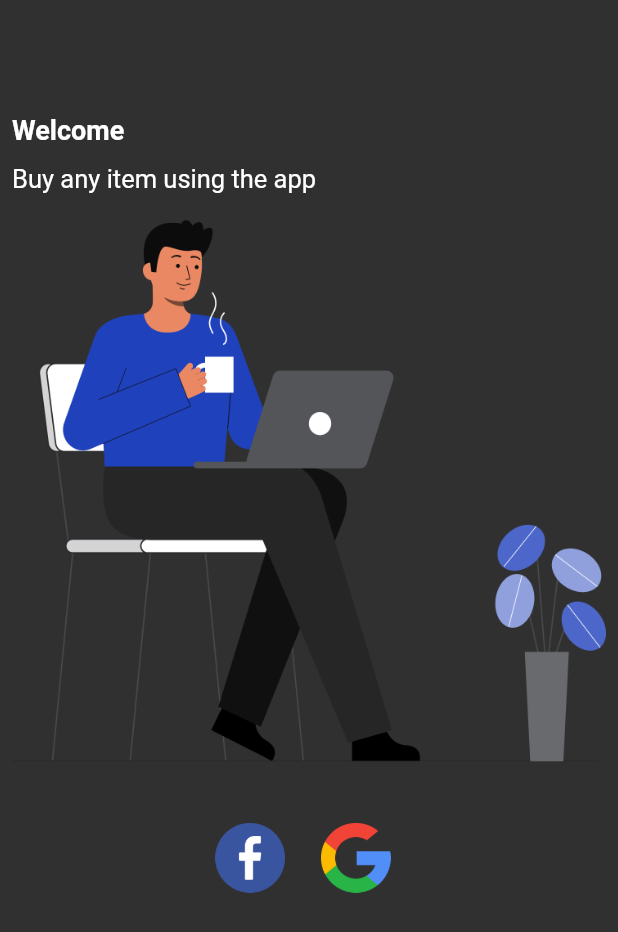
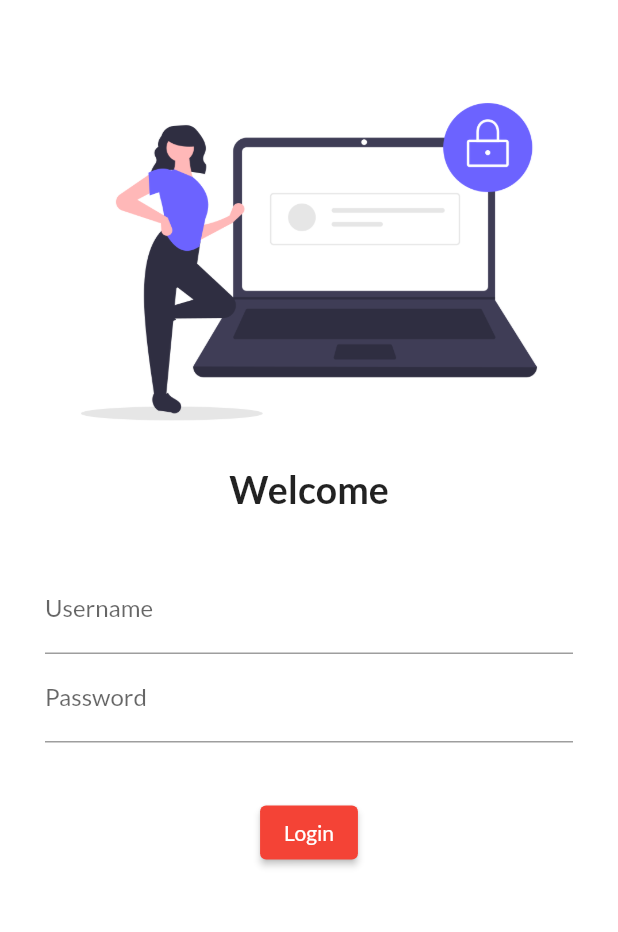
Before and after one commit to PushpendraSharam/30-Days-of-Flutter, a Flutter app: the screen it shows after launch, on a phone screen of 412 x 824 dp. Shown: the top 932 px of the screen. Run offline on Flutter 3.47's test engine with Material 2 defaults, Android fonts, the phone set to English and light mode, and no system bars; our stand-ins replace google_fonts.

Commit message:
Day 4 is completed

```diff
--- a/lib/Screens/Login.dart
+++ b/lib/Screens/Login.dart
@@ -5,54 +5,53 @@ import 'package:user_input/Constants/AssetsImage.dart';
 class Login extends StatelessWidget {
   @override
   Widget build(BuildContext context) {
-    return Scaffold(
-      body: Padding(
+    return Material(
+      color: Colors.white,
+      child: Padding(
         padding: const EdgeInsets.all(8.0),
         child: Column(
-          crossAxisAlignment: CrossAxisAlignment.start,
           children: [
             SizedBox(
-              height: kToolbarHeight + 12,
+              height: 30,
+            ),
+            Image.asset(
+              "assets/login_image.png",
+              fit: BoxFit.contain,
+
             ),
             Text(
               "Welcome",
-              style: TextStyle(fontSize: 18, fontWeight: FontWeight.bold),
+              style: TextStyle(fontWeight: FontWeight.bold, fontSize: 25),
             ),
             SizedBox(
-              height: 12,
+              height: 20,
             ),
-            Text("Buy any item using the app",
-                style: TextStyle(fontSize: 17, fontWeight: FontWeight.w400)),
-            Image.asset(
-              AssetsImage.loginImage,
-              alignment: Alignment.center,
-            ),
-            Row(
-              mainAxisAlignment: MainAxisAlignment.center,
-              children: [
-                CupertinoButton(
-                  onPressed: (){},
-                  padding: EdgeInsets.all(8),
-                  child: Image.asset(
-                    "assets/facebook.png",
-                    scale: 11,
-                  ),
-                ),
-
-                CupertinoButton(
-                  onPressed: (){},
-                  padding: EdgeInsets.all(8),
-                  child: Padding(
-                    padding: const EdgeInsets.all(8.0),
-                    child: Image.asset(
-
-                      "assets/search.png",
-                      scale: 11,
+            Padding(
+              padding: const EdgeInsets.symmetric(vertical: 16.0,horizontal: 22),
+              child: Column(
+                children: [
+                  TextFormField(
+                    decoration: InputDecoration(
+                        hintText: "Enter your Username",
+                        labelText: "Username"
                     ),
                   ),
-                )
-              ],
-            )
+                  TextFormField(
+                    obscureText: true,
+                    decoration: InputDecoration(
+                        hintText: "Enter Password Number",
+                        labelText: "Password"
+                    ),
+                  )
+                ],
+              ),
+            ),
+            SizedBox(
+              height: 20,
+            ),
+            ElevatedButton(onPressed: (){
+              print("Login Button Pressed");
+            }, child: Text("Login"))
           ],
         ),
       ),
--- a/lib/main.dart
+++ b/lib/main.dart
@@ -1,4 +1,5 @@
 import 'package:flutter/material.dart';
+import 'package:google_fonts/google_fonts.dart';
 import 'package:user_input/Constants/theme.dart';
 import 'package:user_input/Screens/Home_Page.dart';
 import 'package:user_input/Screens/Login.dart';
@@ -15,8 +16,11 @@ class MyApp extends StatelessWidget {
   Widget build(BuildContext context) {
     return MaterialApp(
       initialRoute: "/login",
-      theme: ThemeData(primarySwatch: Colors.red),
-      themeMode: ThemeMode.dark,
+      debugShowCheckedModeBanner: false,
+      theme: ThemeData(
+          primarySwatch: Colors.red,
+          fontFamily: GoogleFonts.lato().fontFamily),
+      themeMode: ThemeMode.light,
       darkTheme: ThemeData(brightness: Brightness.dark),
       routes: {"/": (context) => Home_page(), "/login": (context) => Login()},
     );
--- a/pubspec.yaml
+++ b/pubspec.yaml
@@ -35,6 +35,7 @@ dependencies:
   # The following adds the Cupertino Icons font to your application.
   # Use with the CupertinoIcons class for iOS style icons.
   cupertino_icons: ^1.0.2
+  google_fonts: ^6.0.0
 
 dev_dependencies:
   flutter_test:
```
Also changed, not shown: assets/login_image.png (added), pubspec.lock, 1 other file.
